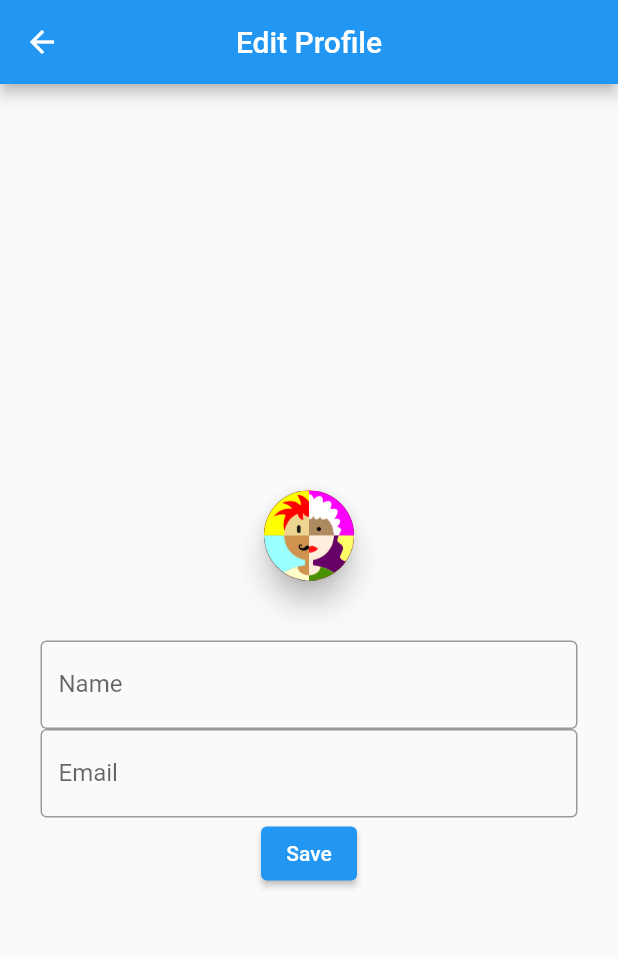
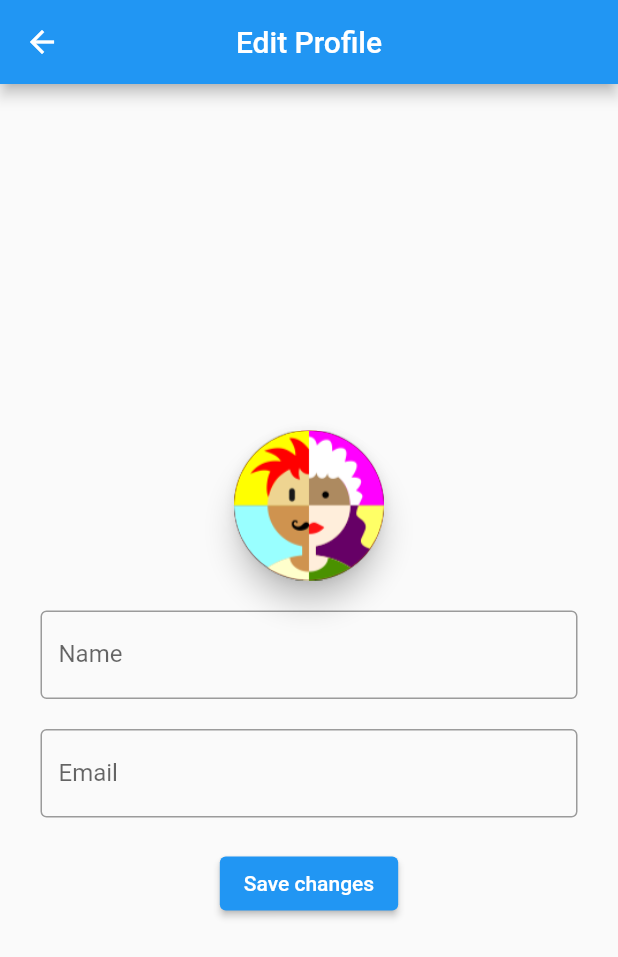
Before and after one commit to DavideBombassei/CarboTracker, a Flutter app: the ProfilePage screen opened by its route, after a tap on the "create" icon, on a phone screen of 412 x 824 dp. Shown: the top 957 px of the screen. Run offline on Flutter 3.47's test engine with Material 2 defaults, Android fonts, the phone set to English and light mode, and no system bars; drawn by our look-alikes of avatar_glow; our stand-ins replace table_calendar; missing offline and left inert: dynamic_themes.

Commit message:
fixed editprofile page's bug

```diff
--- a/app19/lib/screens/editprofile.dart
+++ b/app19/lib/screens/editprofile.dart
@@ -28,9 +28,10 @@ class _EditProfileState extends State<EditProfileState> {
     });
   }
 
-  final _name = 'Alessia';
-  final _surname = 'Stefenato';
+  final _name = 'Mario Rossi';
   final _email = 'mario.rossi@gmail.com';
+  final _namecontroller = TextEditingController();
+  final _emailcontroller = TextEditingController();
 
   @override
   Widget build(BuildContext context) {
@@ -50,30 +51,36 @@ class _EditProfileState extends State<EditProfileState> {
                 child: CircleAvatar(
                   backgroundColor: Color.fromARGB(255, 192, 12, 12),
                   child: Image.asset('assets/images/logo.png',
-                      width: 150, height: 150),
-                  radius: 30.0,
+                      width: 250, height: 250),
+                  radius: 50.0,
                 ),
               ),
             ),
             Column(
               children: [
                 TextField(
+                  controller: _namecontroller,
                   decoration: InputDecoration(
                     border: OutlineInputBorder(),
                     labelText: 'Name',
-                    hintText: '$_name $_surname',
+                    hintText: '$_name',
                   ),
                 ),
+                const SizedBox(height: 20),
                 TextField(
+                  controller: _emailcontroller,
                   decoration: InputDecoration(
                     border: OutlineInputBorder(),
                     labelText: 'Email',
                     hintText: '$_email',
                   ),
                 ),
+                const SizedBox(height: 20),
                 ElevatedButton(
-                  child: Text('Save'),
+                  child: Text('Save changes'),
                   onPressed: () {
+                    Navigator.pop(context);
+
                     //if (_usercontroller.value.text == 'anna_arnaudo' && _pswcontroller.value.text == 'Biowrbl19'){
                   },
                 ),
--- a/app19/lib/screens/profilepage.dart
+++ b/app19/lib/screens/profilepage.dart
@@ -33,20 +33,19 @@ class _ProfileState extends State<Profile> {
     });
   }
 
-  final _name = 'Mario';
-  final _surname = 'Rossi';
+  final _name = 'Mario Rossi';
   final _email = 'mario.rossi@gmail.com';
   @override
   Widget build(BuildContext context) {
     return Padding(
         padding: const EdgeInsets.all(27.0),
         child: Column(
-            mainAxisAlignment: MainAxisAlignment.center,
+            mainAxisAlignment: MainAxisAlignment.start,
             crossAxisAlignment: CrossAxisAlignment.stretch,
             //mainAxisAlignment: MainAxisAlignment.center,
             children: [
               AvatarGlow(
-                endRadius: 70.0,
+                endRadius: 100.0,
                 child: Material(
                   // Replace this child with your own
                   elevation: 8.0,
@@ -54,17 +53,17 @@ class _ProfileState extends State<Profile> {
                   child: CircleAvatar(
                     backgroundColor: Color.fromARGB(255, 192, 12, 12),
                     child: Image.asset('assets/images/logo.png',
-                        width: 250, height: 250),
-                    radius: 30.0,
+                        width: 400, height: 400),
+                    radius: 60.0,
                   ),
                 ),
               ),
               Column(children: [
                 Text(
-                  '$_name $_surname',
+                  '$_name',
                   style: TextStyle(fontWeight: FontWeight.bold, fontSize: 24),
                 ),
-                const SizedBox(height: 20),
+                const SizedBox(height: 30),
                 Text(
                   '$_email',
                   style: TextStyle(color: Colors.grey),
```
